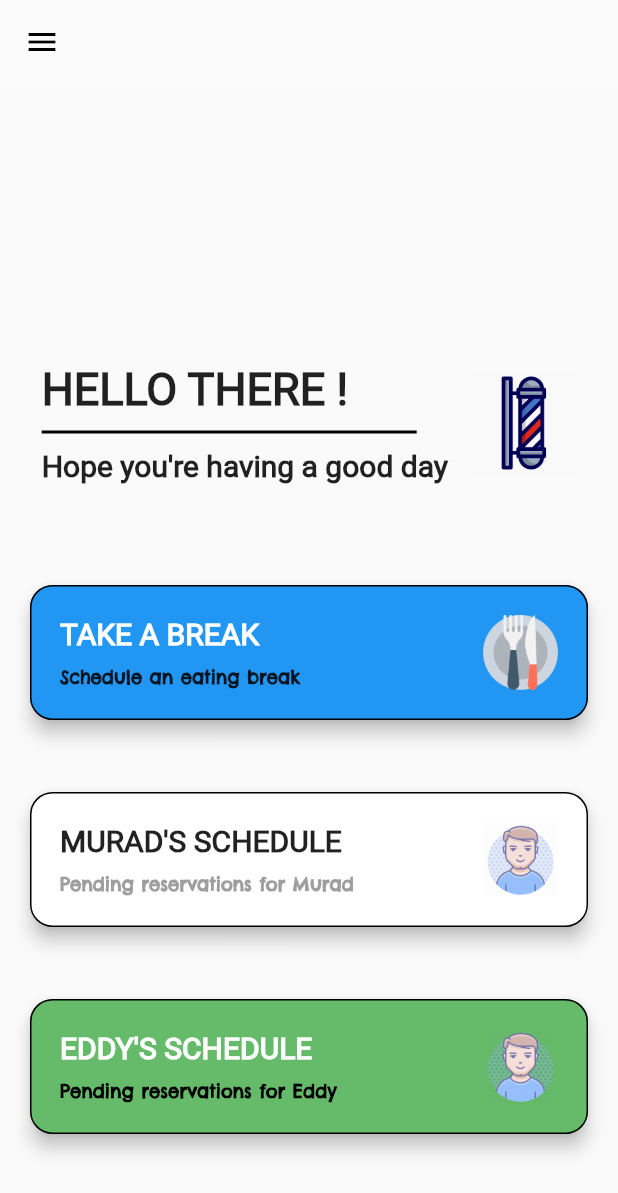
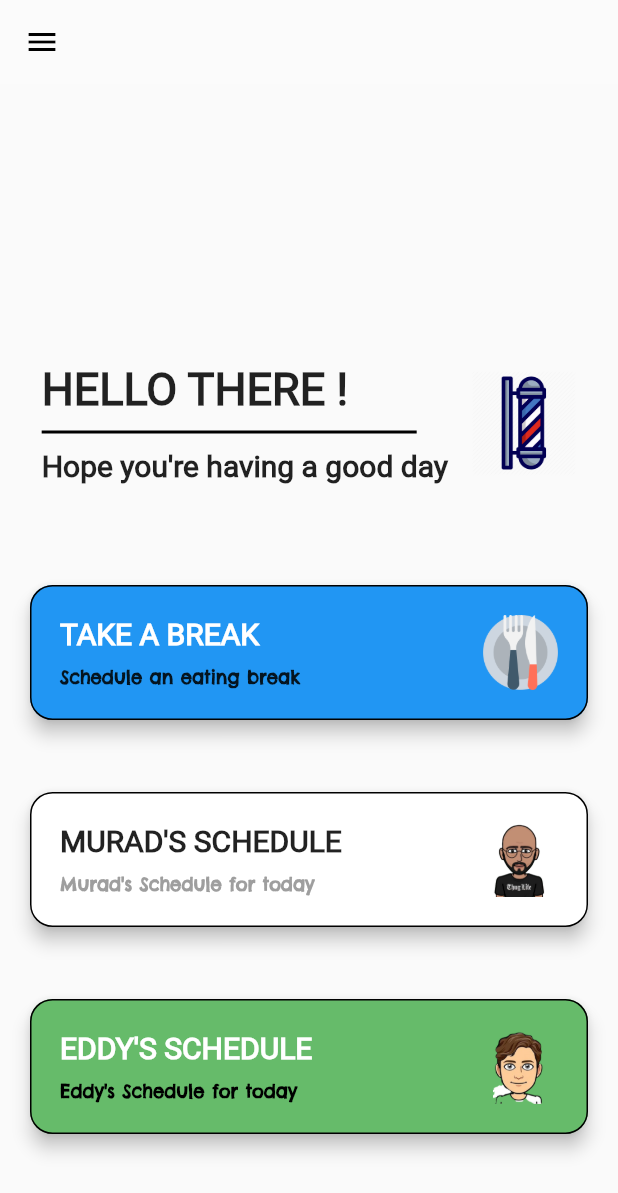
Before and after one commit to AdhamSaheb/barber_app, a Flutter app: the HomeAdmin screen opened by its route, on a phone screen of 412 x 824 dp. Shown: the top 1193 px of the screen. Run offline on Flutter 3.47's test engine with Material 2 defaults, Android fonts, the light colour scheme and no system bars; our stand-ins replace after_layout, cloud_firestore, firebase_auth, flutter_spinkit, intro_slider, shared_preferences; missing offline and left inert: flutter_sms; accounts and stored records are empty.

Commit message:
initial release

```diff
--- a/lib/Components/PendingTile.dart
+++ b/lib/Components/PendingTile.dart
@@ -3,8 +3,6 @@ import 'package:flutter_sms/flutter_sms.dart';
 
 import 'package:sample_app/Models/Slot.dart';
 import 'package:sample_app/Services/Database.dart';
-
-import 'package:flutter_open_whatsapp/flutter_open_whatsapp.dart';
 
 class PendingTileBuilder extends StatefulWidget {
   @override
--- a/lib/Pages/HomeAdmin.dart
+++ b/lib/Pages/HomeAdmin.dart
@@ -198,7 +198,7 @@ class HomeAdmin extends StatelessWidget {
                                 height: 10,
                               ),
                               Text(
-                                'Pending reservations for Murad',
+                                'Murad\'s Schedule for today',
                                 style: TextStyle(
                                     fontWeight: FontWeight.bold,
                                     color: Colors.grey,
@@ -208,7 +208,7 @@ class HomeAdmin extends StatelessWidget {
                             ],
                           ),
                           Image(
-                            image: AssetImage('Images/person.png'),
+                            image: AssetImage('Images/Murad.png'),
                             height: 50,
                             width: 50,
                           ),
@@ -242,7 +242,7 @@ class HomeAdmin extends StatelessWidget {
                                 height: 10,
                               ),
                               Text(
-                                'Pending reservations for Eddy',
+                                'Eddy\'s Schedule for today',
                                 style: TextStyle(
                                     fontWeight: FontWeight.bold,
                                     color: Colors.black,
@@ -252,7 +252,7 @@ class HomeAdmin extends StatelessWidget {
                             ],
                           ),
                           Image(
-                            image: AssetImage('Images/person.png'),
+                            image: AssetImage('Images/eddy.png'),
                             height: 50,
                             width: 50,
                           ),
--- a/lib/Pages/Notyet.dart
+++ b/lib/Pages/Notyet.dart
@@ -23,7 +23,7 @@ class NotYet extends StatelessWidget {
                   height: 50,
                 ),
                 Text(
-                  'OH No !',
+                  'Not Yet !',
                   textAlign: TextAlign.center,
                   style: TextStyle(
                       fontSize: 45,
@@ -38,7 +38,7 @@ class NotYet extends StatelessWidget {
                   height: 50,
                 ),
                 Text(
-                  'Reservation does NOT start before 11AM, Sorry !',
+                  'Reservation does NOT start before 10AM, Sorry !',
                   textAlign: TextAlign.center,
                   style: TextStyle(
                     fontSize: 20,
--- a/lib/Pages/initial.dart
+++ b/lib/Pages/initial.dart
@@ -1,6 +1,5 @@
 import 'package:flutter/material.dart';
 import 'package:after_layout/after_layout.dart';
-import 'package:flutter/material.dart';
 import 'package:sample_app/Intro/IntroScreen.dart';
 import 'package:sample_app/Pages/Loading.dart';
 import 'package:sample_app/Pages/wrapper.dart';
--- a/pubspec.yaml
+++ b/pubspec.yaml
@@ -15,7 +15,7 @@ publish_to: "none" # Remove this line if you wish to publish to pub.dev
 # In iOS, build-name is used as CFBundleShortVersionString while build-number used as CFBundleVersion.
 # Read more about iOS versioning at
 # https://developer.apple.com/library/archive/documentation/General/Reference/InfoPlistKeyReference/Articles/CoreFoundationKeys.html
-version: 1.0.0+1
+version: 1.0.0+2
 
 environment:
   sdk: ">=2.7.0 <3.0.0"
@@ -48,8 +48,6 @@ dev_dependencies:
   intro_slider: ^2.3.1
   shared_preferences: ^0.5.8
   after_layout: ^1.0.7+2
-  flutter_open_whatsapp: ^0.1.2
-  intl_phone_number_input: ^0.4.6+2
 
 
 
```
Also changed, not shown: lib/Components/Pending.dart (+4 -7 lines), lib/Pages/SlotList.dart (+7 -1 lines), lib/Pages/home-alternate.dart (+13 -38 lines), lib/SecondChairPages/Booking2.dart (+6 -3 lines), lib/SecondChairPages/slotList2.dart (+7 -4 lines), Images/Murad.png (added), Images/eddy.png (added), Images/logo.png (added), pubspec.lock, 6 other files.
